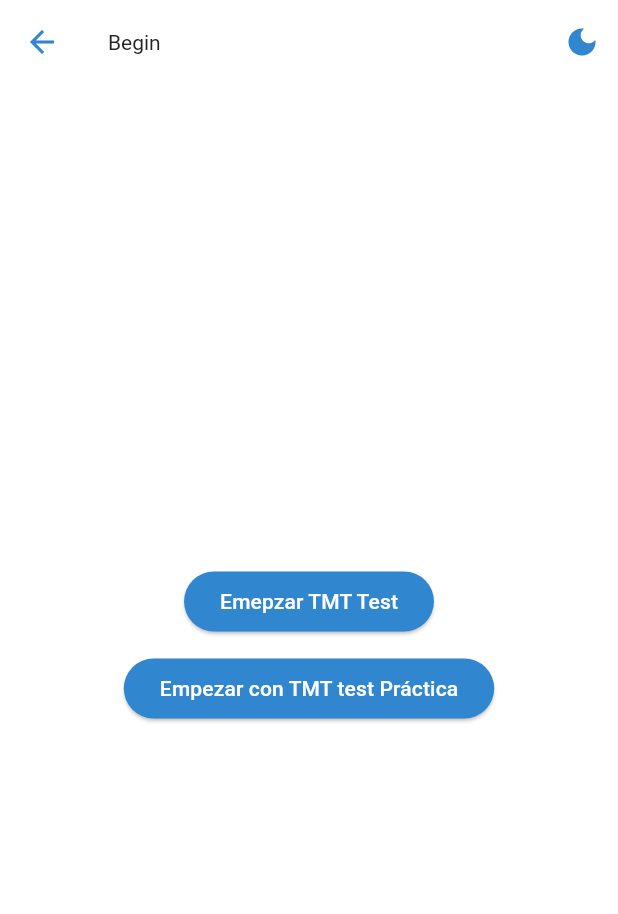
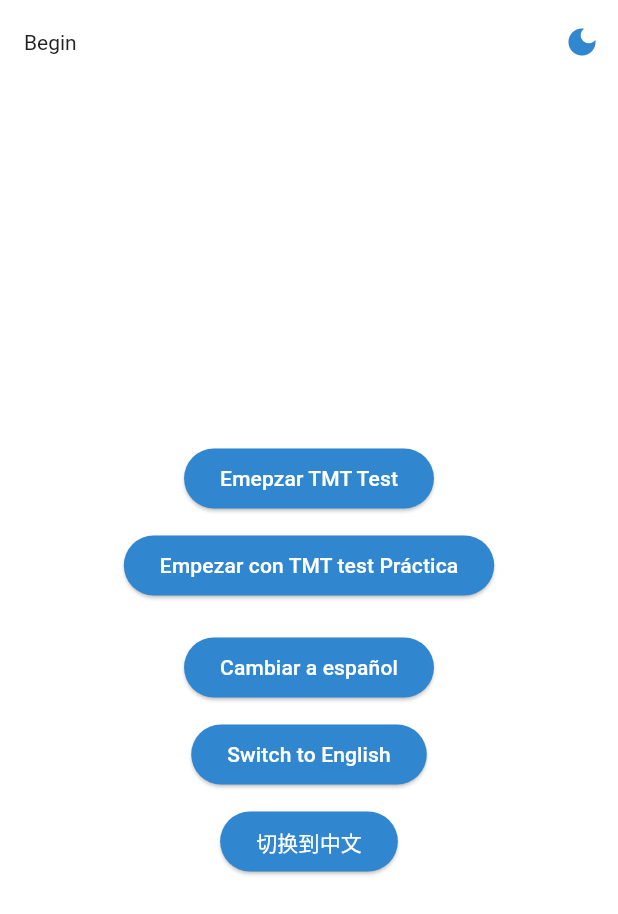
Before and after one commit to jordieres/2025_PENG_XiaoYang_CogTests, a Flutter app: the screen it shows after launch, on a phone screen of 412 x 824 dp. Shown: the top 914 px of the screen. Run offline on Flutter 3.47's test engine with Material 3 defaults, Android fonts, the phone set to English and light mode, and no system bars; our stand-ins replace connectivity_plus, device_info_plus, dio, flutter_svg, get, shared_preferences; missing offline and left inert: workmanager.

Commit message:
feat: Added TMT test practice button and language selection buttons on the home page

```diff
--- a/lib/app/features/home/HomePage.dart
+++ b/lib/app/features/home/HomePage.dart
@@ -51,7 +51,7 @@
               child: const Text("Empezar con TMT test Práctica"),
             ),
             const SizedBox(height: 20),
-            /* ElevatedButton(
+             ElevatedButton(
               onPressed: () => Get.updateLocale(AppTranslations.SPANISH),
               child: const Text('Cambiar a español'),
             ),
@@ -64,14 +64,13 @@
             ElevatedButton(
               onPressed: () => Get.updateLocale(AppTranslations.CHINIES),
               child: const Text('切换到中文'),
-            ),*/
+            ),
           ],
         ),
       ),
     );
   }
 
-  // 显示主题选择对话框
   void _showThemeDialog(BuildContext context, ThemeController controller) {
     showDialog(
       context: context,
--- a/lib/main.dart
+++ b/lib/main.dart
@@ -53,7 +53,6 @@
           theme: AppTheme.light,
           darkTheme: AppTheme.dark,
           themeMode: themeController.themeMode,
-          home: const HomePage(),
         ));
   }
 }
```
